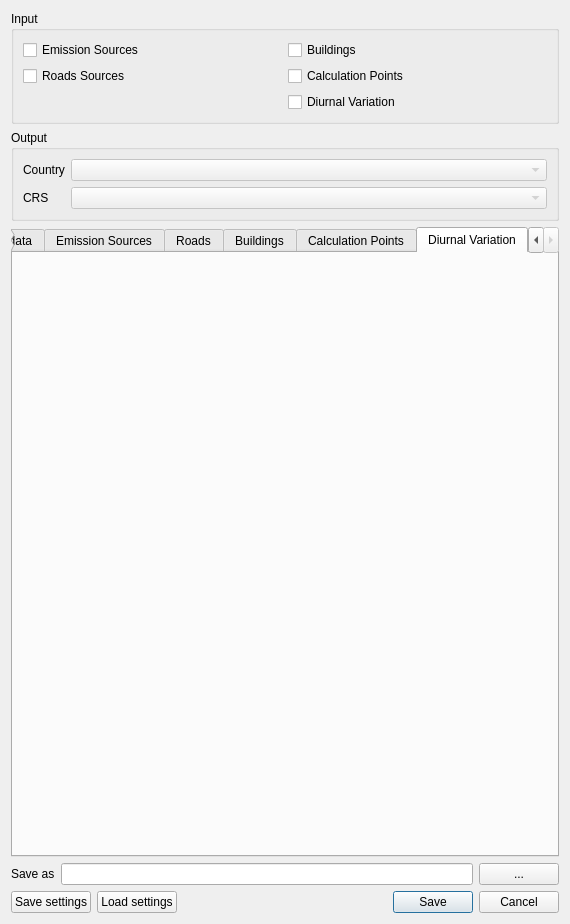
This is ImaerPlugin/generate_calc_input_dlg.ui in opengeogroep/AERIUS-QGIS-plugins as Qt 5 draws it before an edit. The edited form follows.
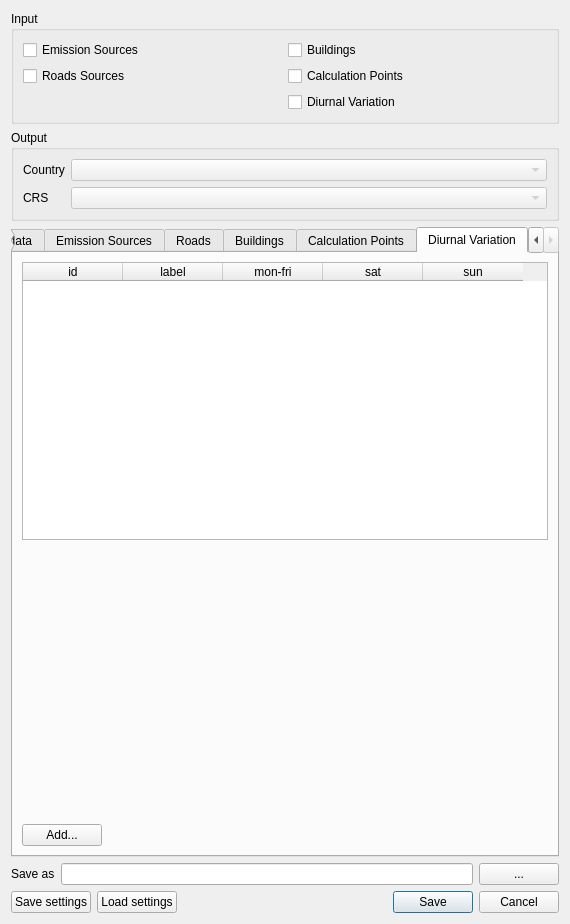
This is the edited form. Custom widgets are drawn as their Qt base class.

```diff
--- a/ImaerPlugin/generate_calc_input_dlg.ui
+++ b/ImaerPlugin/generate_calc_input_dlg.ui
@@ -1378,6 +1378,74 @@
       <attribute name="title">
        <string>Diurnal Variation</string>
       </attribute>
+      <layout class="QVBoxLayout" name="verticalLayout_11">
+       <item>
+        <widget class="QTableWidget" name="table_dv">
+         <column>
+          <property name="text">
+           <string>id</string>
+          </property>
+         </column>
+         <column>
+          <property name="text">
+           <string>label</string>
+          </property>
+         </column>
+         <column>
+          <property name="text">
+           <string>mon-fri</string>
+          </property>
+         </column>
+         <column>
+          <property name="text">
+           <string>sat</string>
+          </property>
+         </column>
+         <column>
+          <property name="text">
+           <string>sun</string>
+          </property>
+         </column>
+        </widget>
+       </item>
+       <item>
+        <spacer name="verticalSpacer_4">
+         <property name="orientation">
+          <enum>Qt::Vertical</enum>
+         </property>
+         <property name="sizeHint" stdset="0">
+          <size>
+           <width>20</width>
+           <height>40</height>
+          </size>
+         </property>
+        </spacer>
+       </item>
+       <item>
+        <layout class="QHBoxLayout" name="horizontalLayout">
+         <item>
+          <widget class="QPushButton" name="button_dv_add">
+           <property name="text">
+            <string>Add...</string>
+           </property>
+          </widget>
+         </item>
+         <item>
+          <spacer name="horizontalSpacer_2">
+           <property name="orientation">
+            <enum>Qt::Horizontal</enum>
+           </property>
+           <property name="sizeHint" stdset="0">
+            <size>
+             <width>40</width>
+             <height>20</height>
+            </size>
+           </property>
+          </spacer>
+         </item>
+        </layout>
+       </item>
+      </layout>
      </widget>
     </widget>
    </item>
```
